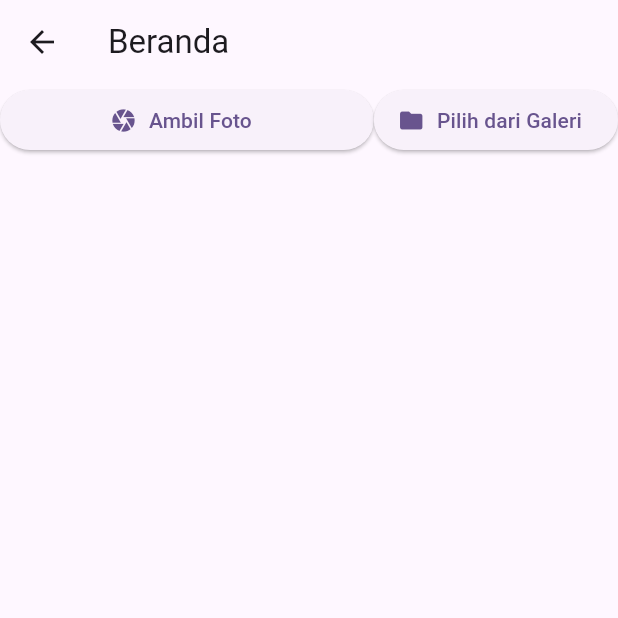
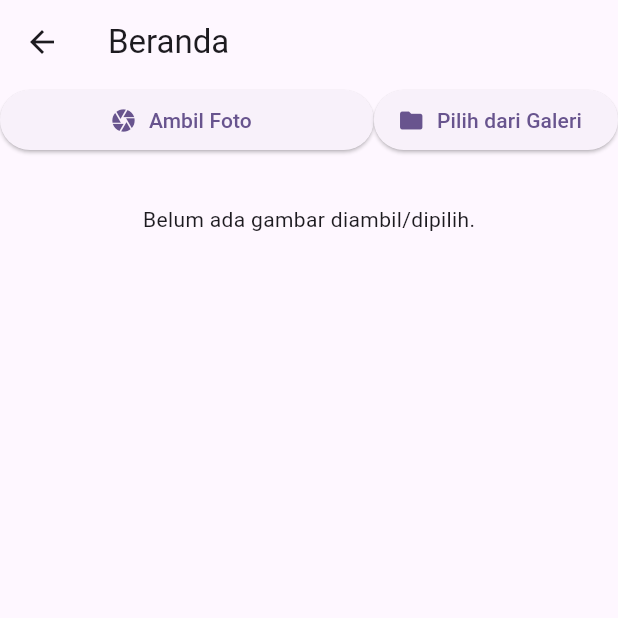
Before and after one commit to NilaAyu1611/CameraFile_0138, a Flutter app: the HomePage screen opened directly, on a phone screen of 412 x 824 dp, the top half of it. Run offline on Flutter 3.47's test engine with Material 3 defaults, Android fonts, the phone set to English and light mode, and no system bars; our stand-ins replace bloc, camera, flutter_bloc, image_picker, permission_handler.

Commit message:
tampil gambar yang dipilih

```diff
--- a/lib/home_page.dart
+++ b/lib/home_page.dart
@@ -50,6 +50,38 @@
                     ),
                   ],
                 ),
+                const SizedBox(height: 20),
+                BlocBuilder<CameraBloc, CameraState>(
+                  builder: (context, state) {
+                    final imageFile =
+                        state is CameraReady ? state.imageFile : null;
+
+                    return imageFile != null
+                        ? Column(
+                            children: [
+                              Padding(
+                                padding: const EdgeInsets.all(8.0),
+                                child: Image.file(
+                                  imageFile,
+                                  width: double.infinity,
+                                ),
+                              ),
+                              Text('Gambar disimpan di: ${imageFile.path}'),
+                              ElevatedButton.icon(
+                                icon: const Icon(Icons.delete),
+                                label: const Text('Hapus Gambar'),
+                                onPressed: () => context
+                                    .read<CameraBloc>()
+                                    .add(DeleteImage()),
+                              )
+                            ],
+                          )
+                        : const Padding(
+                            padding: EdgeInsets.all(12.0),
+                            child: Text('Belum ada gambar diambil/dipilih.'),
+                          );
+                  },
+                ),
               ],
             );
           },
```
